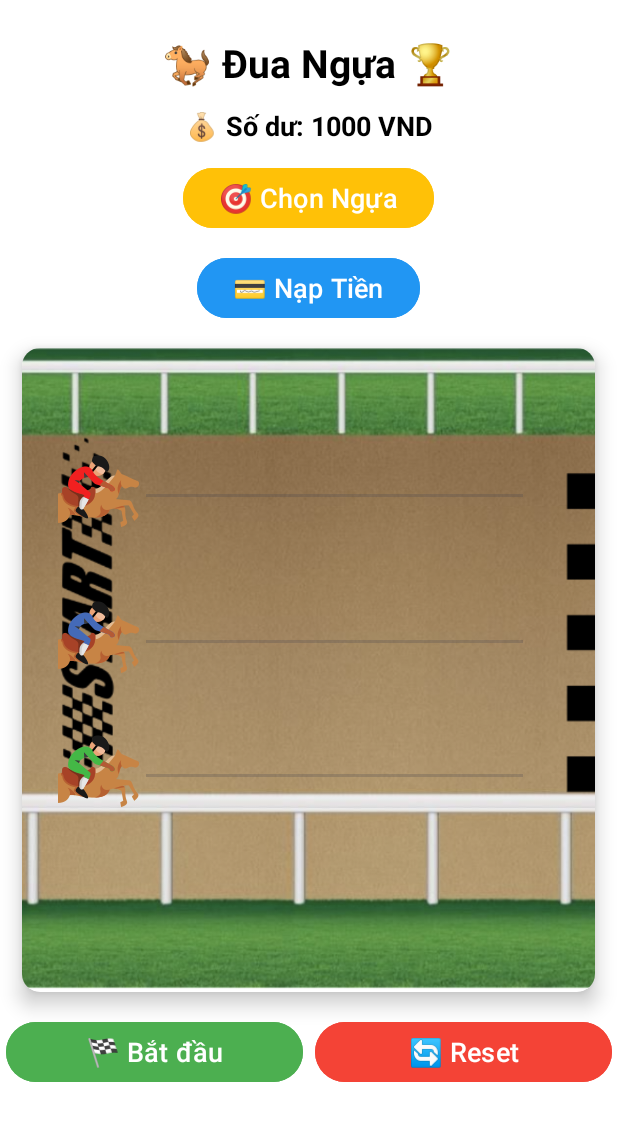
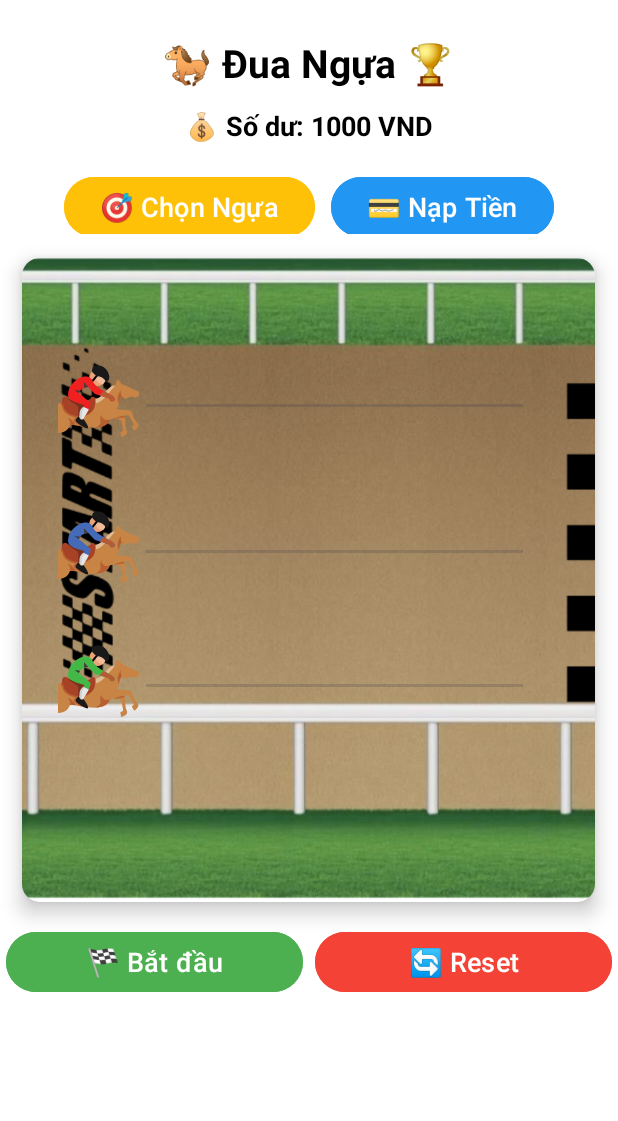
Before and after one commit to TuanDatCoder/PRM392_MiniProject, an Android app: the MainActivity screen opened directly, with no data from a screen before it, on a phone screen of 412 x 824 dp. Shown: the top 1121 px of the screen. Run offline under Robolectric (Android 15) with nearby library versions, the phone set to English and light mode, and no system bars.

```diff
--- a/app/src/main/res/layout/activity_main.xml
+++ b/app/src/main/res/layout/activity_main.xml
@@ -32,10 +32,17 @@
         android:textSize="18sp"
         android:textStyle="bold" />
 
+    <LinearLayout
+        android:layout_width="match_parent"
+        android:layout_height="wrap_content"
+        android:gravity="center"
+        android:orientation="horizontal">
+
         <Button
             android:id="@+id/selectHorseButton"
             android:layout_width="wrap_content"
             android:layout_height="wrap_content"
+            android:layout_marginHorizontal="5dp"
             android:layout_marginTop="12dp"
             android:backgroundTint="#FFC107"
             android:text="🎯 Chọn Ngựa"
@@ -46,14 +53,16 @@
             android:id="@+id/addMoneyButton"
             android:layout_width="wrap_content"
             android:layout_height="wrap_content"
+            android:layout_marginHorizontal="5dp"
+            android:layout_marginTop="12dp"
+            android:backgroundTint="#2196F3"
             android:text="💳 Nạp Tiền"
+            android:textColor="@color/white"
             android:textSize="18sp"
-        android:backgroundTint="#2196F3"
-        android:textColor="@color/white"
-        android:layout_marginTop="12dp"
-        app:layout_constraintTop_toBottomOf="@id/selectHorseButton"
+            app:layout_constraintEnd_toEndOf="parent"
             app:layout_constraintStart_toStartOf="parent"
-        app:layout_constraintEnd_toEndOf="parent"/>
+            app:layout_constraintTop_toBottomOf="@id/selectHorseButton" />
+    </LinearLayout>
 
 
     <!-- CardView chứa danh sách ngựa -->
@@ -194,6 +203,4 @@
             android:textColor="@color/white"
             android:textSize="18sp" />
     </LinearLayout>
-
-
 </LinearLayout>
--- a/app/src/main/res/layout/dialog_race_result.xml
+++ b/app/src/main/res/layout/dialog_race_result.xml
@@ -17,8 +17,8 @@
 
     <TextView
         android:id="@+id/balanceResultTextView"
-        android:layout_width="wrap_content"
-        android:layout_height="wrap_content"
+        android:layout_width="0dp"
+        android:layout_height="0dp"
         android:text="Số dư"
         android:textSize="16sp"
         android:gravity="center"
```
Lines whose indentation alone changed are shown as unchanged.
